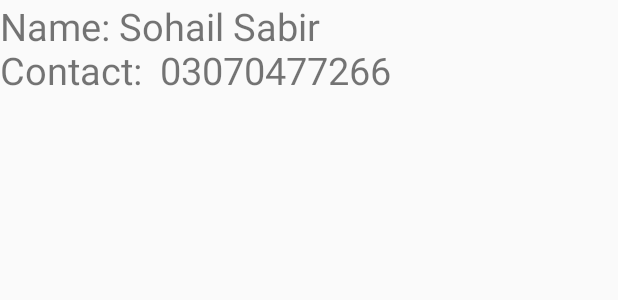
After one commit to Alexa200/buildnext, an Android app: the layout activity_contact_us.xml on its own in the app's theme, with its tools: preview values and no code run, on a phone screen of 412 x 824 dp. The commit adds this screen. Shown: the top 300 px of the screen. Run offline under Robolectric (Android 15) with nearby library versions, the phone set to English and light mode, and no system bars; Roboto replaces fonts that are not available here.

Commit message:
Contact Us Added

```diff
--- a/app/src/main/java/com/classroom/app1/UI/Profil.java
+++ b/app/src/main/java/com/classroom/app1/UI/Profil.java
@@ -260,6 +260,8 @@ public class Profil extends BaseActivity implements View.OnClickListener {
             case R.id.orders:
                 startActivity(new Intent(this, UsersOrders.class));
                 return true;
+            case R.id.contact_us:
+                startActivity(new Intent(this, ContactUs.class));
             default:
                 return super.onOptionsItemSelected(item);
 
--- /dev/null
+++ b/app/src/main/res/layout/activity_contact_us.xml
@@ -0,0 +1,16 @@
+<?xml version="1.0" encoding="utf-8"?>
+<android.support.v7.widget.LinearLayoutCompat xmlns:android="http://schemas.android.com/apk/res/android"
+    xmlns:app="http://schemas.android.com/apk/res-auto"
+    xmlns:tools="http://schemas.android.com/tools"
+    android:layout_width="match_parent"
+    android:layout_height="match_parent"
+    tools:context=".UI.ContactUs">
+
+    <TextView
+        android:layout_width="match_parent"
+        android:layout_height="match_parent"
+        android:text="Name: Sohail Sabir                      Contact:  03070477266"
+        android:textSize="25dp"/>
+
+
+</android.support.v7.widget.LinearLayoutCompat>
--- a/app/src/main/res/menu/menu_main.xml
+++ b/app/src/main/res/menu/menu_main.xml
@@ -12,6 +12,9 @@
                 android:id="@+id/orders"
                 android:title="My Orders"/>
             <item
+                android:id="@+id/contact_us"
+                android:title="Contact Us"/>
+            <item
                 android:id="@+id/logout"
                 android:title="Logout"/>
         </menu>
```
Also changed, not shown: app/src/main/AndroidManifest.xml (+4 -6 lines), app/src/main/java/com/classroom/app1/UI/ContactUs.java (added, +15 -0 lines), 1 other file.
